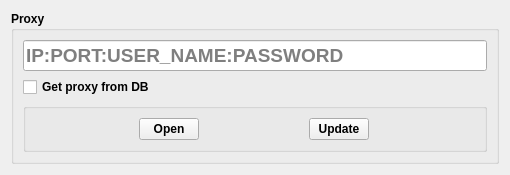
First picture: the form in ui_raw/open_Brower.ui, repository NguyenKzHSpace/fb_manage_v2, before the edit.
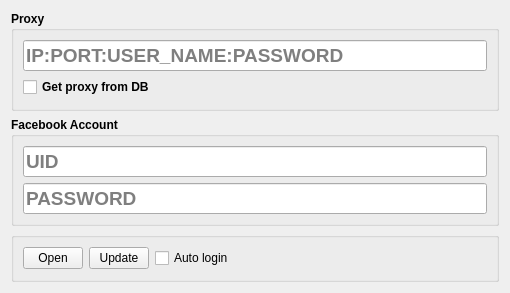
Second picture: the form after the edit.

Commit message: [Up] Stored Password

Patch:
```diff
--- a/ui_raw/open_Brower.ui
+++ b/ui_raw/open_Brower.ui
@@ -7,7 +7,7 @@
     <x>0</x>
     <y>0</y>
     <width>510</width>
-    <height>165</height>
+    <height>293</height>
    </rect>
   </property>
   <property name="windowTitle">
@@ -48,6 +48,60 @@
         </property>
        </widget>
       </item>
+     </layout>
+    </widget>
+   </item>
+   <item>
+    <widget class="QGroupBox" name="groupBox_3">
+     <property name="font">
+      <font>
+       <weight>75</weight>
+       <bold>true</bold>
+      </font>
+     </property>
+     <property name="title">
+      <string>Facebook Account</string>
+     </property>
+     <layout class="QVBoxLayout" name="verticalLayout_3">
+      <item>
+       <widget class="QLineEdit" name="lineEdit_input_uid">
+        <property name="font">
+         <font>
+          <pointsize>14</pointsize>
+         </font>
+        </property>
+        <property name="inputMask">
+         <string/>
+        </property>
+        <property name="text">
+         <string/>
+        </property>
+        <property name="placeholderText">
+         <string>UID</string>
+        </property>
+       </widget>
+      </item>
+      <item>
+       <widget class="QLineEdit" name="lineEdit_input_password">
+        <property name="font">
+         <font>
+          <pointsize>14</pointsize>
+         </font>
+        </property>
+        <property name="inputMask">
+         <string/>
+        </property>
+        <property name="text">
+         <string/>
+        </property>
+        <property name="placeholderText">
+         <string>PASSWORD</string>
+        </property>
+       </widget>
+      </item>
+     </layout>
+    </widget>
+   </item>
       <item>
        <widget class="QGroupBox" name="groupBox_2">
         <property name="maximumSize">
@@ -86,7 +140,11 @@
            </property>
           </widget>
          </item>
-        </layout>
+      <item>
+       <widget class="QCheckBox" name="checkBox_auto_login">
+        <property name="text">
+         <string>Auto login</string>
+        </property>
        </widget>
       </item>
      </layout>
```
Lines whose indentation alone changed are shown as unchanged. The commit also changes 6 other files.
